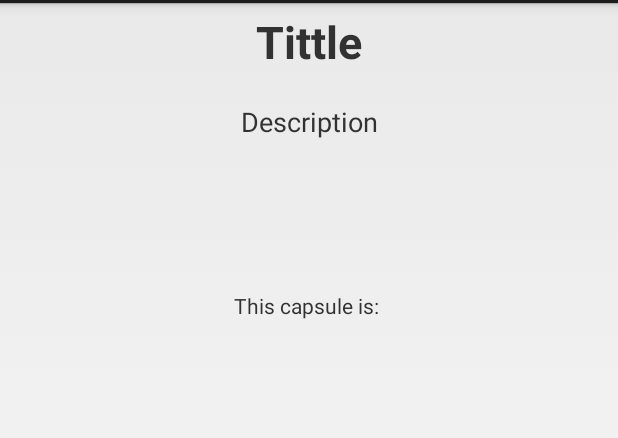
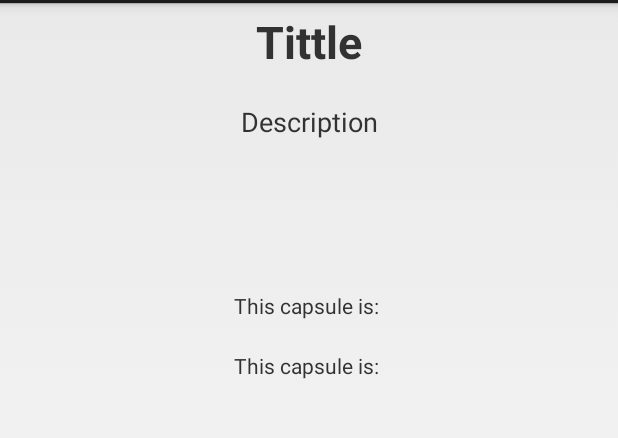
Before and after one commit to tomasro27/TimeCapsule, an Android app: the fragment CapsuleViewFragment shown on its own in the app's theme, on a phone screen of 412 x 824 dp, the part 69-507 px from its top. Run offline under Robolectric (Android 15) with nearby library versions, the phone set to English and light mode, and no system bars; plain views replace ParseImageView; 3 statements that could not run were skipped.

Commit message:
more code

```diff
--- a/app/src/main/java/com/rodrigueztomas/timecapsule/CapsuleViewFragment.java
+++ b/app/src/main/java/com/rodrigueztomas/timecapsule/CapsuleViewFragment.java
@@ -42,6 +42,7 @@ public class CapsuleViewFragment extends Fragment {
     private TextView capsuleTitle;
     private TextView capsuleDescription;
     private TextView capsuleIsPublic;
+    private TextView capsuleLocation;
 
     @Nullable
     @Override
@@ -55,6 +56,7 @@ public class CapsuleViewFragment extends Fragment {
         capsuleTitle = (TextView) v.findViewById(R.id.capsuleTittleText);
         capsuleDescription = (TextView) v.findViewById(R.id.capsuleDescriptionText);
         capsuleIsPublic = (TextView) v.findViewById(R.id.isCapsulePublicText);
+        capsuleLocation = (TextView) v.findViewById(R.id.capsuleLocation);
 
 
 
@@ -69,6 +71,7 @@ public class CapsuleViewFragment extends Fragment {
                     capsuleTitle.setText(capsule.getString("title"));
                     capsuleDescription.setText(capsule.getString("description"));
                     capsuleIsPublic.setText(capsuleIsPublic.getText() + capsule.getString("privacy"));
+                    capsuleLocation.setText("Location: " + capsule.get("location").toString());
                     // object retrieved succesfully
                     final ParseFile capsuleImageFile = (ParseFile) capsule.get("image");
                     capsuleImageFile.getDataInBackground(new GetDataCallback() {
@@ -78,6 +81,7 @@ public class CapsuleViewFragment extends Fragment {
                                 Bitmap bitmap;
                                 BitmapFactory.Options options = new BitmapFactory.Options();
                                 options.inMutable = true;
+                                options.inScaled = false;
                                 bitmap = BitmapFactory.decodeByteArray(data, 0, data.length, options);
                                 //Canvas canvas = new Canvas(bitmap);
                                 //capsuleImage.setLayoutParams(new TableRow.LayoutParams(bitmap.getWidth(), bitmap.getHeight()));
--- a/app/src/main/res/layout/fragment_capsuleview.xml
+++ b/app/src/main/res/layout/fragment_capsuleview.xml
@@ -128,6 +128,18 @@
                 android:layout_marginBottom="10dp"
                 >
 
+                <TextView
+                    android:layout_width="fill_parent"
+                    android:layout_height="wrap_content"
+                    android:layout_margin="5dp"
+                    android:id="@+id/capsuleLocation"
+                    android:gravity="center"
+                    android:paddingLeft="10dp"
+                    android:paddingRight="10dp"
+                    android:text="This capsule is: "/>
+
+
+
                 <!--<Button-->
                     <!--android:layout_width="wrap_content"-->
                     <!--android:layout_height="50dp"-->
```
Also changed, not shown: app/src/main/java/com/rodrigueztomas/timecapsule/CameraHelper.java (+38 -0 lines), app/src/main/java/com/rodrigueztomas/timecapsule/NewCapsuleFragment.java (+20 -5 lines), app/src/main/res/layout/fragment_new_capsule.xml (+12 -8 lines).
